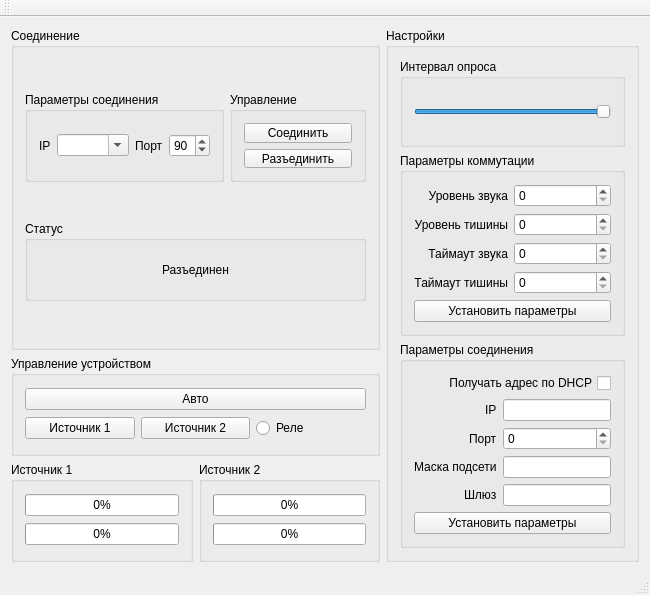
Qt form mainwindow.ui (msmirnov91/AvarKom) before a commit.
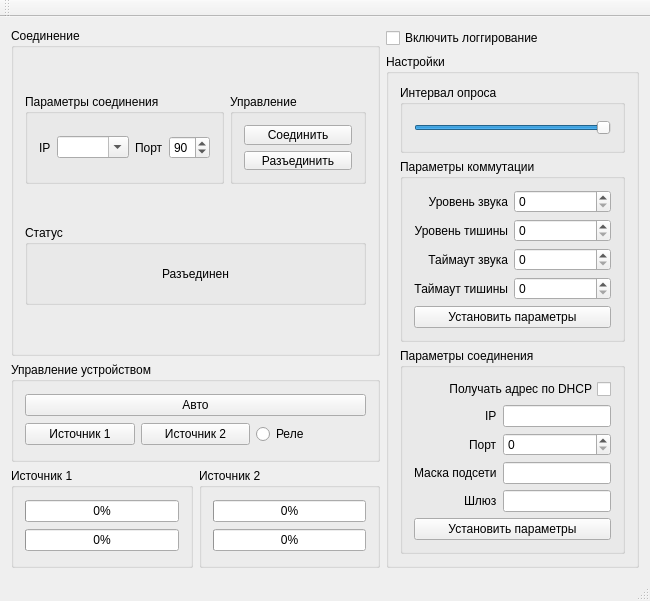
The same form after that commit.

Commit message: added logging checkbox. refactoring.

```diff
--- a/mainwindow.ui
+++ b/mainwindow.ui
@@ -7,7 +7,7 @@
     <x>0</x>
     <y>0</y>
     <width>650</width>
-    <height>595</height>
+    <height>601</height>
    </rect>
   </property>
   <property name="windowTitle">
@@ -15,157 +15,7 @@
   </property>
   <widget class="QWidget" name="centralWidget">
    <layout class="QGridLayout" name="gridLayout">
-    <item row="2" column="0">
-     <widget class="QGroupBox" name="indication1GB">
-      <property name="enabled">
-       <bool>true</bool>
-      </property>
-      <property name="maximumSize">
-       <size>
-        <width>16777215</width>
-        <height>100</height>
-       </size>
-      </property>
-      <property name="title">
-       <string>Источник 1</string>
-      </property>
-      <layout class="QGridLayout" name="gridLayout_3">
-       <item row="0" column="0">
-        <widget class="QProgressBar" name="source1LevelLeft">
-         <property name="enabled">
-          <bool>true</bool>
-         </property>
-         <property name="value">
-          <number>0</number>
-         </property>
-        </widget>
-       </item>
-       <item row="1" column="0">
-        <widget class="QProgressBar" name="source1LevelRight">
-         <property name="enabled">
-          <bool>true</bool>
-         </property>
-         <property name="value">
-          <number>0</number>
-         </property>
-        </widget>
-       </item>
-      </layout>
-     </widget>
-    </item>
-    <item row="0" column="0" colspan="2">
-     <widget class="QGroupBox" name="connectionGB">
-      <property name="maximumSize">
-       <size>
-        <width>16777215</width>
-        <height>16777215</height>
-       </size>
-      </property>
-      <property name="title">
-       <string>Соединение</string>
-      </property>
-      <layout class="QGridLayout" name="gridLayout_5">
-       <item row="1" column="0" colspan="2">
-        <widget class="QGroupBox" name="connStateGB">
-         <property name="maximumSize">
-          <size>
-           <width>16777215</width>
-           <height>80</height>
-          </size>
-         </property>
-         <property name="title">
-          <string>Статус</string>
-         </property>
-         <layout class="QGridLayout" name="gridLayout_8">
-          <item row="0" column="0">
-           <widget class="QLabel" name="connStateLabel">
-            <property name="text">
-             <string>Разъединен</string>
-            </property>
-            <property name="alignment">
-             <set>Qt::AlignCenter</set>
-            </property>
-           </widget>
-          </item>
-         </layout>
-        </widget>
-       </item>
-       <item row="0" column="1">
-        <widget class="QGroupBox" name="connControlGB">
-         <property name="maximumSize">
-          <size>
-           <width>16777215</width>
-           <height>90</height>
-          </size>
-         </property>
-         <property name="title">
-          <string>Управление</string>
-         </property>
-         <layout class="QGridLayout" name="gridLayout_7">
-          <item row="0" column="0">
-           <widget class="QPushButton" name="connectButton">
-            <property name="text">
-             <string>Соединить</string>
-            </property>
-           </widget>
-          </item>
-          <item row="1" column="0">
-           <widget class="QPushButton" name="disconnectButton">
-            <property name="text">
-             <string>Разъединить</string>
-            </property>
-           </widget>
-          </item>
-         </layout>
-        </widget>
-       </item>
-       <item row="0" column="0">
-        <widget class="QGroupBox" name="connParamGB">
-         <property name="maximumSize">
-          <size>
-           <width>16777215</width>
-           <height>90</height>
-          </size>
-         </property>
-         <property name="title">
-          <string>Параметры соединения</string>
-         </property>
-         <layout class="QGridLayout" name="gridLayout_6">
-          <item row="0" column="3">
-           <widget class="QLabel" name="portLabel">
-            <property name="text">
-             <string>Порт</string>
-            </property>
-           </widget>
-          </item>
-          <item row="0" column="4">
-           <widget class="QSpinBox" name="portSpinBox">
-            <property name="value">
-             <number>90</number>
-            </property>
-           </widget>
-          </item>
-          <item row="0" column="0">
-           <widget class="QLabel" name="ipLabel">
-            <property name="text">
-             <string>IP</string>
-            </property>
-           </widget>
-          </item>
-          <item row="0" column="2">
-           <widget class="QComboBox" name="ipComboBox">
-            <property name="editable">
-             <bool>true</bool>
-            </property>
-           </widget>
-          </item>
-         </layout>
-        </widget>
-       </item>
-      </layout>
-     </widget>
-    </item>
-    <item row="2" column="1">
+    <item row="3" column="1">
      <widget class="QGroupBox" name="indication2GB">
       <property name="enabled">
        <bool>true</bool>
@@ -203,7 +53,100 @@
       </layout>
      </widget>
     </item>
-    <item row="0" column="2" rowspan="3">
+    <item row="3" column="0">
+     <widget class="QGroupBox" name="indication1GB">
+      <property name="enabled">
+       <bool>true</bool>
+      </property>
+      <property name="maximumSize">
+       <size>
+        <width>16777215</width>
+        <height>100</height>
+       </size>
+      </property>
+      <property name="title">
+       <string>Источник 1</string>
+      </property>
+      <layout class="QGridLayout" name="gridLayout_3">
+       <item row="0" column="0">
+        <widget class="QProgressBar" name="source1LevelLeft">
+         <property name="enabled">
+          <bool>true</bool>
+         </property>
+         <property name="value">
+          <number>0</number>
+         </property>
+        </widget>
+       </item>
+       <item row="1" column="0">
+        <widget class="QProgressBar" name="source1LevelRight">
+         <property name="enabled">
+          <bool>true</bool>
+         </property>
+         <property name="value">
+          <number>0</number>
+         </property>
+        </widget>
+       </item>
+      </layout>
+     </widget>
+    </item>
+    <item row="2" column="0" colspan="2">
+     <widget class="QGroupBox" name="deviceControlGB">
+      <property name="enabled">
+       <bool>true</bool>
+      </property>
+      <property name="maximumSize">
+       <size>
+        <width>16777215</width>
+        <height>100</height>
+       </size>
+      </property>
+      <property name="title">
+       <string>Управление устройством</string>
+      </property>
+      <layout class="QGridLayout" name="gridLayout_2">
+       <item row="1" column="2">
+        <widget class="QPushButton" name="source2Button">
+         <property name="enabled">
+          <bool>true</bool>
+         </property>
+         <property name="text">
+          <string>Источник 2</string>
+         </property>
+        </widget>
+       </item>
+       <item row="1" column="3">
+        <widget class="QRadioButton" name="relayRB">
+         <property name="text">
+          <string>Реле</string>
+         </property>
+        </widget>
+       </item>
+       <item row="1" column="1">
+        <widget class="QPushButton" name="source1Button">
+         <property name="enabled">
+          <bool>true</bool>
+         </property>
+         <property name="text">
+          <string>Источник 1</string>
+         </property>
+        </widget>
+       </item>
+       <item row="0" column="1" colspan="3">
+        <widget class="QPushButton" name="autoButton">
+         <property name="enabled">
+          <bool>true</bool>
+         </property>
+         <property name="text">
+          <string>Авто</string>
+         </property>
+        </widget>
+       </item>
+      </layout>
+     </widget>
+    </item>
+    <item row="1" column="2" rowspan="3">
      <widget class="QGroupBox" name="paramsGB">
       <property name="title">
        <string>Настройки</string>
@@ -387,56 +330,123 @@
       </layout>
      </widget>
     </item>
-    <item row="1" column="0" colspan="2">
-     <widget class="QGroupBox" name="deviceControlGB">
-      <property name="enabled">
-       <bool>true</bool>
+    <item row="0" column="2">
+     <widget class="QCheckBox" name="loggingCB">
+      <property name="text">
+       <string>Включить логгирование</string>
       </property>
+      <property name="tristate">
+       <bool>false</bool>
+      </property>
+     </widget>
+    </item>
+    <item row="0" column="0" rowspan="2" colspan="2">
+     <widget class="QGroupBox" name="connectionGB">
       <property name="maximumSize">
        <size>
         <width>16777215</width>
-        <height>100</height>
+        <height>16777215</height>
        </size>
       </property>
       <property name="title">
-       <string>Управление устройством</string>
+       <string>Соединение</string>
       </property>
-      <layout class="QGridLayout" name="gridLayout_2">
-       <item row="1" column="2">
-        <widget class="QPushButton" name="source2Button">
-         <property name="enabled">
-          <bool>true</bool>
+      <layout class="QGridLayout" name="gridLayout_5">
+       <item row="1" column="0" colspan="2">
+        <widget class="QGroupBox" name="connStateGB">
+         <property name="maximumSize">
+          <size>
+           <width>16777215</width>
+           <height>80</height>
+          </size>
          </property>
-         <property name="text">
-          <string>Источник 2</string>
+         <property name="title">
+          <string>Статус</string>
          </property>
+         <layout class="QGridLayout" name="gridLayout_8">
+          <item row="0" column="0">
+           <widget class="QLabel" name="connStateLabel">
+            <property name="text">
+             <string>Разъединен</string>
+            </property>
+            <property name="alignment">
+             <set>Qt::AlignCenter</set>
+            </property>
+           </widget>
+          </item>
+         </layout>
         </widget>
        </item>
-       <item row="1" column="3">
-        <widget class="QRadioButton" name="relayRB">
-         <property name="text">
-          <string>Реле</string>
+       <item row="0" column="1">
+        <widget class="QGroupBox" name="connControlGB">
+         <property name="maximumSize">
+          <size>
+           <width>16777215</width>
+           <height>90</height>
+          </size>
          </property>
-        </widget>
-       </item>
-       <item row="1" column="1">
-        <widget class="QPushButton" name="source1Button">
-         <property name="enabled">
-          <bool>true</bool>
+         <property name="title">
+          <string>Управление</string>
          </property>
-         <property name="text">
-          <string>Источник 1</string>
-         </property>
+         <layout class="QGridLayout" name="gridLayout_7">
+          <item row="0" column="0">
+           <widget class="QPushButton" name="connectButton">
+            <property name="text">
+             <string>Соединить</string>
+            </property>
+           </widget>
+          </item>
+          <item row="1" column="0">
+           <widget class="QPushButton" name="disconnectButton">
+            <property name="text">
+             <string>Разъединить</string>
+            </property>
+           </widget>
+          </item>
+         </layout>
         </widget>
        </item>
-       <item row="0" column="1" colspan="3">
-        <widget class="QPushButton" name="autoButton">
-         <property name="enabled">
-          <bool>true</bool>
+       <item row="0" column="0">
+        <widget class="QGroupBox" name="connParamGB">
+         <property name="maximumSize">
+          <size>
+           <width>16777215</width>
+           <height>90</height>
+          </size>
          </property>
-         <property name="text">
-          <string>Авто</string>
+         <property name="title">
+          <string>Параметры соединения</string>
          </property>
+         <layout class="QGridLayout" name="gridLayout_6">
+          <item row="0" column="3">
+           <widget class="QLabel" name="portLabel">
+            <property name="text">
+             <string>Порт</string>
+            </property>
+           </widget>
+          </item>
+          <item row="0" column="4">
+           <widget class="QSpinBox" name="portSpinBox">
+            <property name="value">
+             <number>90</number>
+            </property>
+           </widget>
+          </item>
+          <item row="0" column="0">
+           <widget class="QLabel" name="ipLabel">
+            <property name="text">
+             <string>IP</string>
+            </property>
+           </widget>
+          </item>
+          <item row="0" column="2">
+           <widget class="QComboBox" name="ipComboBox">
+            <property name="editable">
+             <bool>true</bool>
+            </property>
+           </widget>
+          </item>
+         </layout>
         </widget>
        </item>
       </layout>
```
The commit also changes 7 other files.
